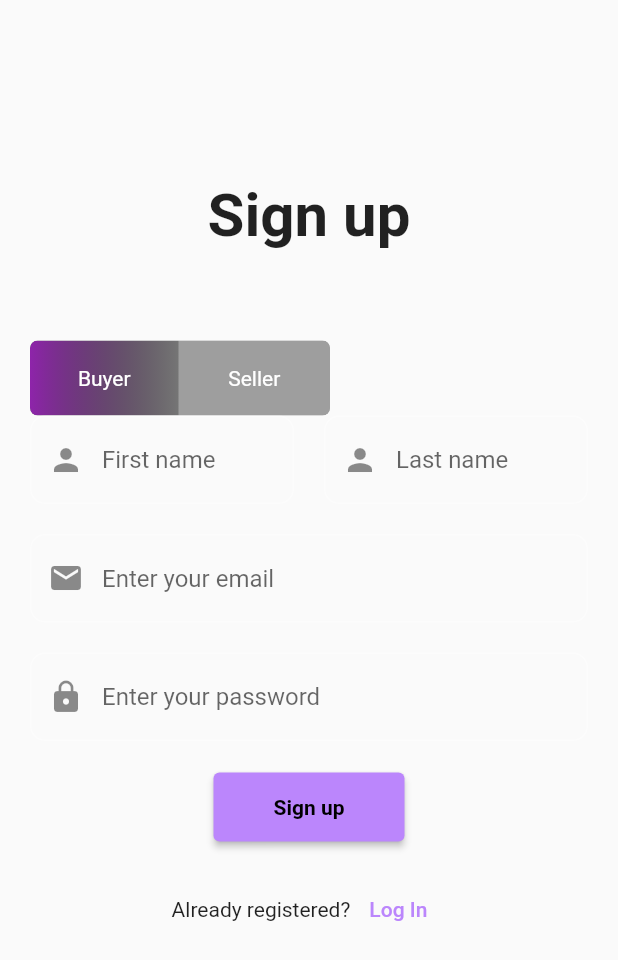
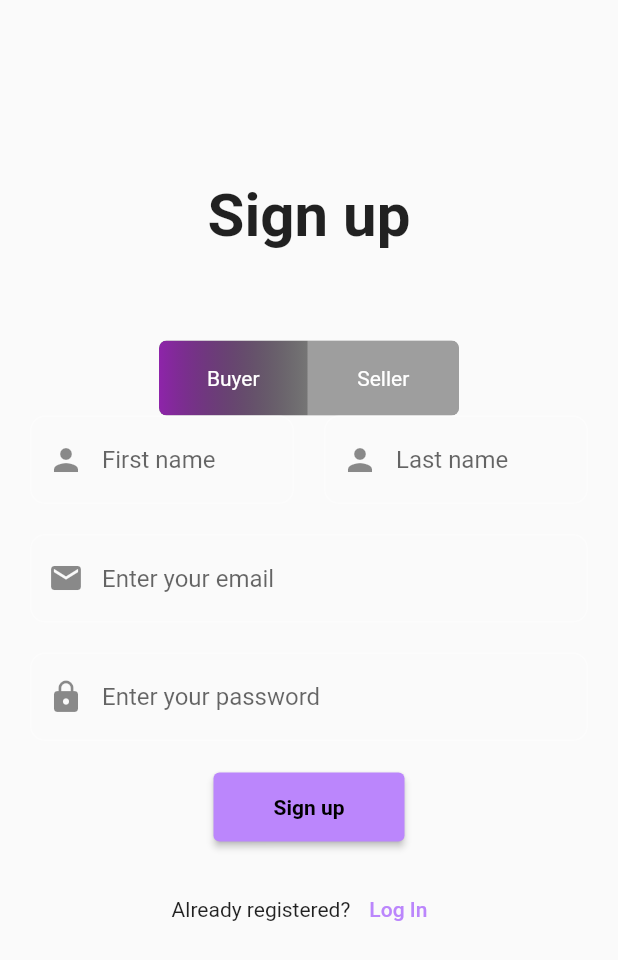
Before and after one commit to ellie-aluge/MasterReads, a Flutter app: the RegisterPage screen opened by its route, on a phone screen of 412 x 824 dp. Shown: the top 960 px of the screen. Run offline on Flutter 3.47's test engine with Material 2 defaults, Android fonts, the phone set to English and light mode, and no system bars; drawn by our look-alikes of toggle_switch; our stand-ins replace cloud_firestore, email_validator, firebase_auth, firebase_core, flutter_svg, fluttertoast and 2 more; missing offline and left inert: dart:ffi; accounts and stored records are empty; Roboto replaces fonts that are missing (Poppins).

Commit message:
debug error

```diff
--- a/lib/views/signUp/register_screen.dart
+++ b/lib/views/signUp/register_screen.dart
@@ -59,14 +59,18 @@ class _RegisterPageState extends State<RegisterPage> {
                 child: Column(
 
                   children: [
-                    Row(
+
+                  Container(
+                  width:200.0,
+                   child: Row(
+                     crossAxisAlignment: CrossAxisAlignment.start,
                      children: [
-                       SizedBox(
-                         width:200.0,
 
-                      child: Expanded(
+                     Expanded(
+
                          child:
                          ToggleSwitch(
+
                            minWidth: 99.0,
                            minHeight: 50.0,
                            initialLabelIndex: 0,
@@ -99,9 +103,10 @@ class _RegisterPageState extends State<RegisterPage> {
                            },
                          ),
                        ),
-                       ),
+
                      ],
                     ),
+                  ),
                     Row(
                       children: [
 
--- a/pubspec.yaml
+++ b/pubspec.yaml
@@ -65,10 +65,7 @@ dependencies:
   toggle_switch: ^2.0.1
   google_fonts: ^3.0.1
   flutter_svg: ^1.1.0
-<<<<<<< HEAD
 
-=======
->>>>>>> e6ce0afbcd782c9318a389811978d3dcb5b6c185
 
 dev_dependencies:
   flutter_test:
```
